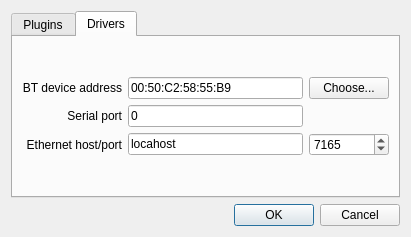
First picture: the form in papywizard/view/ui/preferencesDialog.ui, repository bingostar89/Papywizard, before the edit.
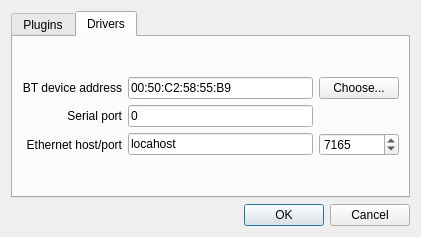
Second picture: the form after the edit. The open tabs and pages were chosen to show the change. Icons and pictures are not drawn.

```diff
--- a/papywizard/view/ui/preferencesDialog.ui
+++ b/papywizard/view/ui/preferencesDialog.ui
@@ -9,10 +9,16 @@
    <rect>
     <x>0</x>
     <y>0</y>
-    <width>411</width>
+    <width>421</width>
     <height>237</height>
    </rect>
   </property>
+  <property name="sizePolicy">
+   <sizepolicy hsizetype="Expanding" vsizetype="Preferred">
+    <horstretch>0</horstretch>
+    <verstretch>0</verstretch>
+   </sizepolicy>
+  </property>
   <property name="windowTitle">
    <string>Preferences</string>
   </property>
@@ -141,6 +147,18 @@
          </item>
          <item row="0" column="1">
           <widget class="QLineEdit" name="bluetoothDeviceAddressLineEdit">
+           <property name="sizePolicy">
+            <sizepolicy hsizetype="Expanding" vsizetype="Fixed">
+             <horstretch>0</horstretch>
+             <verstretch>0</verstretch>
+            </sizepolicy>
+           </property>
+           <property name="minimumSize">
+            <size>
+             <width>150</width>
+             <height>0</height>
+            </size>
+           </property>
            <property name="text">
             <string>00:50:C2:58:55:B9</string>
            </property>
```
Left out of the diff: 16 changed lines with no effect on the pictures.
